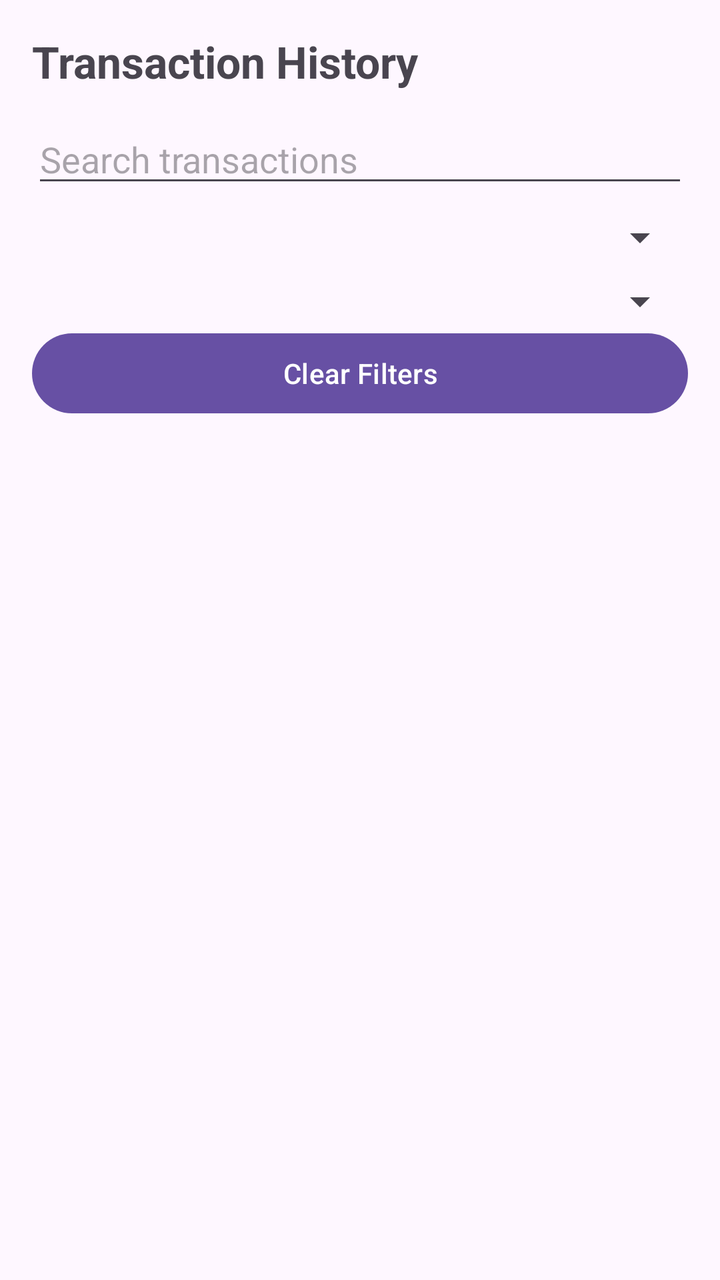
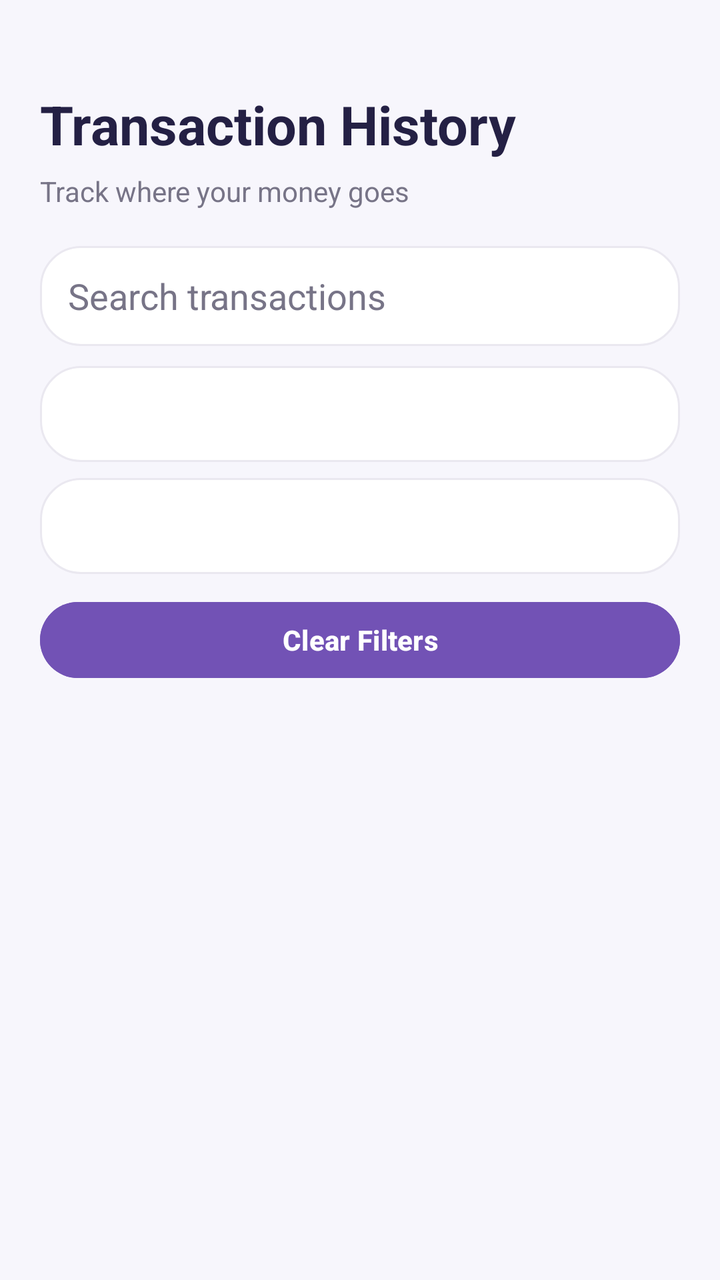

Before-and-after screenshots of an Android layout around one commit, followed by the original layout XML and the change that was made.
<!-- AndroidManifest.xml: application theme Theme.PocketPlan -->
<!-- res/layout/fragment_transaction_history.xml -->
﻿<?xml version="1.0" encoding="utf-8"?>
<LinearLayout xmlns:android="http://schemas.android.com/apk/res/android"
    android:layout_width="match_parent"
    android:layout_height="match_parent"
    android:orientation="vertical"
    android:padding="16dp">

    <TextView
        android:layout_width="match_parent"
        android:layout_height="wrap_content"
        android:text="Transaction History"
        android:textSize="22sp"
        android:textStyle="bold"
        android:paddingBottom="12dp" />

    <EditText
        android:id="@+id/etSearchTransactions"
        android:layout_width="match_parent"
        android:layout_height="wrap_content"
        android:hint="Search transactions"
        android:inputType="text"
        android:singleLine="true" />

    <Spinner
        android:id="@+id/spinnerTypeFilter"
        android:layout_width="match_parent"
        android:layout_height="wrap_content"
        android:layout_marginTop="8dp" />

    <Spinner
        android:id="@+id/spinnerCategoryFilter"
        android:layout_width="match_parent"
        android:layout_height="wrap_content"
        android:layout_marginTop="8dp" />

    <Button
        android:id="@+id/btnClearFilters"
        android:layout_width="match_parent"
        android:layout_height="wrap_content"
        android:text="Clear Filters" />

    <TextView
        android:id="@+id/tvEmptyTransactions"
        android:layout_width="match_parent"
        android:layout_height="wrap_content"
        android:gravity="center"
        android:padding="16dp"
        android:text="No transactions found"
        android:visibility="gone" />

    <ScrollView
        android:layout_width="match_parent"
        android:layout_height="0dp"
        android:layout_weight="1"
        android:fillViewport="true">

        <LinearLayout
            android:id="@+id/transactionListContainer"
            android:layout_width="match_parent"
            android:layout_height="wrap_content"
            android:orientation="vertical" />

    </ScrollView>

</LinearLayout>
<!-- resources referenced by this layout -->
<resources>
  <style name="Theme.PocketPlan" parent="Base.Theme.PocketPlan" />
  <style name="Base.Theme.PocketPlan" parent="Theme.Material3.DayNight.NoActionBar">
          
          
      </style>
</resources>

<!-- the commit's change to res/layout/fragment_transaction_history.xml (unified diff, before → after) -->
@@ -1,57 +1,88 @@
-﻿<?xml version="1.0" encoding="utf-8"?>
-<LinearLayout xmlns:android="http://schemas.android.com/apk/res/android"
+﻿<LinearLayout xmlns:android="http://schemas.android.com/apk/res/android"
     android:layout_width="match_parent"
     android:layout_height="match_parent"
     android:orientation="vertical"
-    android:padding="16dp">
+    android:background="@color/screen_background"
+    android:paddingStart="20dp"
+    android:paddingTop="44dp"
+    android:paddingEnd="20dp"
+    android:paddingBottom="12dp">
 
     <TextView
         android:layout_width="match_parent"
         android:layout_height="wrap_content"
         android:text="Transaction History"
-        android:textSize="22sp"
+        android:textSize="27sp"
         android:textStyle="bold"
-        android:paddingBottom="12dp" />
+        android:textColor="@color/text_primary"
+        android:paddingBottom="6dp" />
+
+    <TextView
+        android:layout_width="match_parent"
+        android:layout_height="wrap_content"
+        android:text="Track where your money goes"
+        android:textSize="14sp"
+        android:textColor="@color/text_secondary"
+        android:paddingBottom="18dp" />
 
     <EditText
         android:id="@+id/etSearchTransactions"
         android:layout_width="match_parent"
-        android:layout_height="wrap_content"
+        android:layout_height="50dp"
+        android:background="@drawable/bg_pp_dashboard_card"
+        android:paddingStart="14dp"
+        android:paddingEnd="14dp"
         android:hint="Search transactions"
+        android:textColor="@color/text_primary"
+        android:textColorHint="@color/text_secondary"
         android:inputType="text"
         android:singleLine="true" />
 
     <Spinner
         android:id="@+id/spinnerTypeFilter"
         android:layout_width="match_parent"
-        android:layout_height="wrap_content"
-        android:layout_marginTop="8dp" />
+        android:layout_height="48dp"
+        android:layout_marginTop="10dp"
+        android:background="@drawable/bg_pp_dashboard_card"
+        android:paddingStart="10dp"
+        android:paddingEnd="10dp" />
 
     <Spinner
         android:id="@+id/spinnerCategoryFilter"
         android:layout_width="match_parent"
-        android:layout_height="wrap_content"
-        android:layout_marginTop="8dp" />
+        android:layout_height="48dp"
+        android:layout_marginTop="8dp"
+        android:background="@drawable/bg_pp_dashboard_card"
+        android:paddingStart="10dp"
+        android:paddingEnd="10dp" />
 
     <Button
         android:id="@+id/btnClearFilters"
         android:layout_width="match_parent"
-        android:layout_height="wrap_content"
-        android:text="Clear Filters" />
+        android:layout_height="46dp"
+        android:layout_marginTop="10dp"
+        android:text="Clear Filters"
+        android:textAllCaps="false"
+        android:textStyle="bold"
+        android:textColor="@color/white"
+        android:backgroundTint="@color/primary" />
 
     <TextView
         android:id="@+id/tvEmptyTransactions"
         android:layout_width="match_parent"
         android:layout_height="wrap_content"
         android:gravity="center"
-        android:padding="16dp"
+        android:padding="24dp"
         android:text="No transactions found"
+        android:textColor="@color/text_secondary"
+        android:textSize="15sp"
         android:visibility="gone" />
 
     <ScrollView
         android:layout_width="match_parent"
         android:layout_height="0dp"
         android:layout_weight="1"
+        android:layout_marginTop="12dp"
         android:fillViewport="true">
 
         <LinearLayout
<!-- resource entries referenced after the edit -->
@@ -1,9 +1,31 @@
 <!-- resources referenced by this layout -->
 <resources>
+  <color name="primary">#7252B5</color>
+  <color name="screen_background">#F7F6FC</color>
+  <color name="text_primary">#242044</color>
+  <color name="text_secondary">#777487</color>
+  <color name="white">#FFFFFFFF</color>
+  <!-- drawable bg_pp_dashboard_card (drawable) -->
+  ﻿<shape xmlns:android="http://schemas.android.com/apk/res/android">
+      <solid android:color="#FFFFFF"/>
+      <corners android:radius="20dp"/>
+      <stroke android:width="1dp" android:color="#EAE8F0"/>
+  </shape>
   <style name="Theme.PocketPlan" parent="Base.Theme.PocketPlan" />
-  <style name="Base.Theme.PocketPlan" parent="Theme.Material3.DayNight.NoActionBar">
-          
-          
+  <style name="Base.Theme.PocketPlan" parent="Theme.Material3.Light.NoActionBar">
+          <item name="colorPrimary">@color/primary</item>
+          <item name="colorOnPrimary">@color/white</item>
+          <item name="colorSecondary">@color/primary</item>
+          <item name="colorOnSecondary">@color/white</item>
+          <item name="colorTertiary">@color/income</item>
+          <item name="colorError">@color/expense</item>
+          <item name="android:colorAccent">@color/primary</item>
+          <item name="android:windowBackground">@color/screen_background</item>
+          <item name="android:statusBarColor">@color/screen_background</item>
+          <item name="android:navigationBarColor">@color/screen_background</item>
+          <item name="android:windowLightStatusBar">true</item>
       </style>
+  <color name="income">#25A875</color>
+  <color name="expense">#E66C76</color>
 </resources>
 
